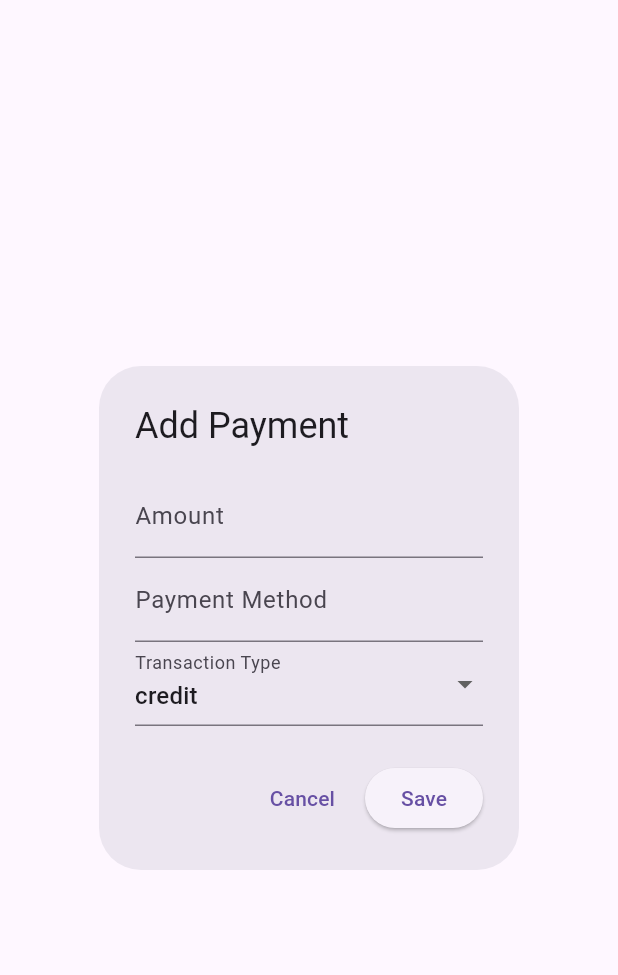
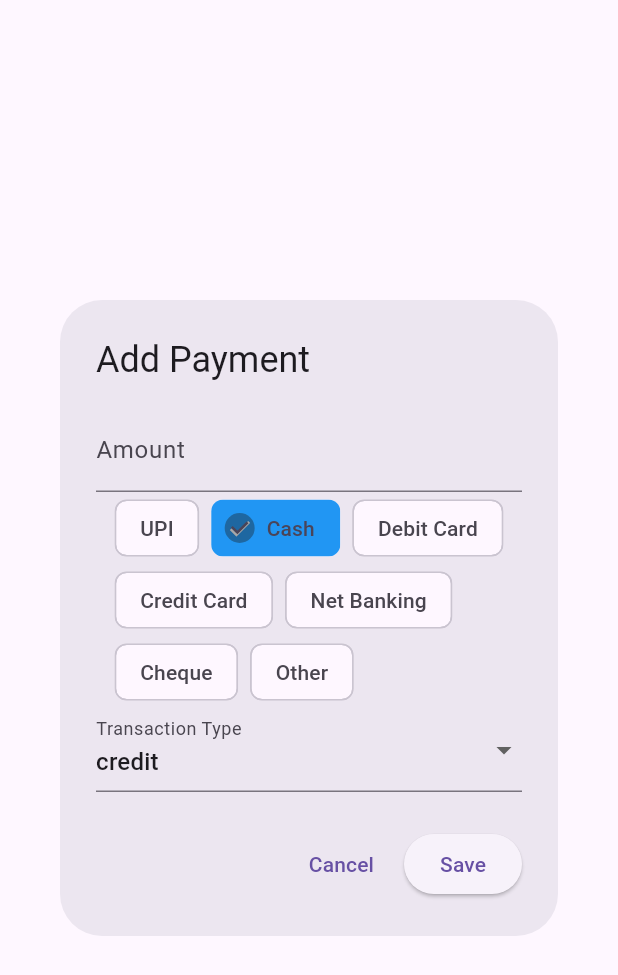
Before and after one commit to atketan/ease-mvp, a Flutter app: the AddPaymentForm widget shown alone on an empty page, opened directly with empty values, on a phone screen of 412 x 824 dp. Shown: the top 975 px of the screen. Run offline on Flutter 3.47's test engine with Material 3 defaults, Android fonts, the phone set to English and light mode, and no system bars; our stand-ins replace bloc, cloud_firestore, firebase_auth, firebase_core, flutter_bloc, flutter_slidable and 4 more; missing offline and left inert: floating_action_bubble, numeric_keyboard; accounts and stored records are empty.

Commit message:
Start using payment method enum instead of passing payment status as a method

```diff
--- /dev/null
+++ b/lib/core/enums/payment_method_enum.dart
@@ -0,0 +1,53 @@
+enum PaymentMethod {
+  upi,
+  cash,
+  debitCard,
+  creditCard,
+  netBanking,
+  cheque,
+  other,
+}
+
+extension PaymentMethodExtension on PaymentMethod {
+  String get name {
+    switch (this) {
+      case PaymentMethod.upi:
+        return 'UPI';
+      case PaymentMethod.cash:
+        return 'Cash';
+      case PaymentMethod.debitCard:
+        return 'Debit Card';
+      case PaymentMethod.creditCard:
+        return 'Credit Card';
+      case PaymentMethod.netBanking:
+        return 'Net Banking';
+      case PaymentMethod.cheque:
+        return 'Cheque';
+      case PaymentMethod.other:
+        return 'Other';
+    }
+  }
+}
+
+extension StringToPaymentMethod on String {
+  PaymentMethod toPaymentMethod() {
+    switch (this.toLowerCase()) {
+      case 'upi':
+        return PaymentMethod.upi;
+      case 'cash':
+        return PaymentMethod.cash;
+      case 'debit card':
+        return PaymentMethod.debitCard;
+      case 'credit card':
+        return PaymentMethod.creditCard;
+      case 'net banking':
+        return PaymentMethod.netBanking;
+      case 'cheque':
+        return PaymentMethod.cheque;
+      case 'other':
+        return PaymentMethod.other;
+      default:
+        throw Exception('Unknown payment method: $this');
+    }
+  }
+}
--- a/lib/core/models/payment.dart
+++ b/lib/core/models/payment.dart
@@ -1,3 +1,4 @@
+import 'package:ease/core/enums/payment_method_enum.dart';
 import 'package:ease/core/enums/transaction_type_enum.dart';
 
 class Payment {
@@ -5,7 +6,8 @@ class Payment {
   String? invoiceId; // Nullable, as it may not be associated with an invoice
   double amount;
   DateTime paymentDate;
-  String paymentMethod;
+  PaymentMethod
+      paymentMethod; // upi, cash, debit card, credit card, net banking, cheque, other
   TransactionType transactionType; // credit, debit
   String? generalPaymentDescription; // Nullable, for general payments
   DateTime? createdAt;
@@ -29,7 +31,7 @@ class Payment {
       invoiceId: json['invoice_id'],
       amount: json['amount'],
       paymentDate: DateTime.parse(json['payment_date']),
-      paymentMethod: json['payment_method'],
+      paymentMethod: json['payment_method'].toPaymentMethod(),
       transactionType: TransactionType.values.firstWhere(
           (e) => e.toString() == 'TransactionType.${json['transaction_type']}'),
       generalPaymentDescription: json['general_payment_description'],
@@ -48,7 +50,7 @@ class Payment {
       'invoice_id': invoiceId,
       'amount': amount,
       'payment_date': paymentDate.toIso8601String(),
-      'payment_method': paymentMethod,
+      'payment_method': paymentMethod.name.toLowerCase(),
       'transaction_type':
           transactionType.toString().split('.').last, // Convert enum to string
       'general_payment_description': generalPaymentDescription,
--- a/lib/features/invoice_manager/bloc/invoice_manager_cubit.dart
+++ b/lib/features/invoice_manager/bloc/invoice_manager_cubit.dart
@@ -3,7 +3,6 @@ import 'package:ease/core/database/inventory/inventory_items_dao.dart';
 import 'package:ease/core/database/invoice_items/invoice_items_dao.dart';
 import 'package:ease/core/database/invoices/invoices_dao.dart';
 import 'package:ease/core/database/payments/payments_dao.dart';
-import 'package:ease/core/enums/transaction_type_enum.dart';
 import 'package:ease/core/models/inventory_item.dart';
 import 'package:ease/core/models/invoice.dart';
 import 'package:ease/core/models/invoice_item.dart';
@@ -170,7 +169,7 @@ class InvoiceManagerCubit extends Cubit<InvoiceManagerCubitState> {
       if (existingPayment.amount != _invoice.grandTotal ||
           existingPayment.paymentMethod != _invoice.status) {
         existingPayment.amount = _invoice.grandTotal;
-        existingPayment.paymentMethod = _invoice.status;
+        // existingPayment.paymentMethod = _invoice.status;
         existingPayment.updatedAt = DateTime.now();
 
         await _paymentsDAO.updatePayment(existingPayment);
--- a/lib/features/invoice_manager/widgets/payments_manager_widget.dart
+++ b/lib/features/invoice_manager/widgets/payments_manager_widget.dart
@@ -1,3 +1,4 @@
+import 'package:ease/core/enums/payment_method_enum.dart';
 import 'package:flutter/material.dart';
 import 'package:flutter_bloc/flutter_bloc.dart';
 
@@ -103,7 +104,8 @@ class AddPaymentForm extends StatefulWidget {
 class _AddPaymentFormState extends State<AddPaymentForm> {
   final _formKey = GlobalKey<FormState>();
   double _amount = 0.0;
-  String _paymentMethod = '';
+
+  PaymentMethod _selectedPaymentMethod = PaymentMethod.cash;
   TransactionType _transactionType = TransactionType.credit;
 
   @override
@@ -135,17 +137,24 @@ class _AddPaymentFormState extends State<AddPaymentForm> {
                 _amount = double.parse(value!);
               },
             ),
-            TextFormField(
-              decoration: InputDecoration(labelText: 'Payment Method'),
-              validator: (value) {
-                if (value == null || value.isEmpty) {
-                  return 'Please enter a payment method';
-                }
-                return null;
-              },
-              onSaved: (value) {
-                _paymentMethod = value!;
-              },
+            Wrap(
+              spacing: 8.0,
+              children: PaymentMethod.values.map((method) {
+                return ChoiceChip(
+                  label: Text(method.name),
+                  selected: _selectedPaymentMethod == method,
+                  onSelected: (selected) {
+                    setState(() {
+                      _selectedPaymentMethod =
+                          selected ? method : _selectedPaymentMethod;
+                    });
+                  },
+                  selectedColor: Colors.blue,
+                  avatar: _selectedPaymentMethod == method
+                      ? Icon(Icons.check, color: Colors.white)
+                      : null,
+                );
+              }).toList(),
             ),
             DropdownButtonFormField<TransactionType>(
               decoration: InputDecoration(labelText: 'Transaction Type'),
@@ -180,7 +189,7 @@ class _AddPaymentFormState extends State<AddPaymentForm> {
                 invoiceId: widget.invoiceId,
                 amount: _amount,
                 paymentDate: DateTime.now(),
-                paymentMethod: _paymentMethod,
+                paymentMethod: _selectedPaymentMethod,
                 transactionType: _transactionType,
                 createdAt: DateTime.now(),
                 updatedAt: DateTime.now(),
```
